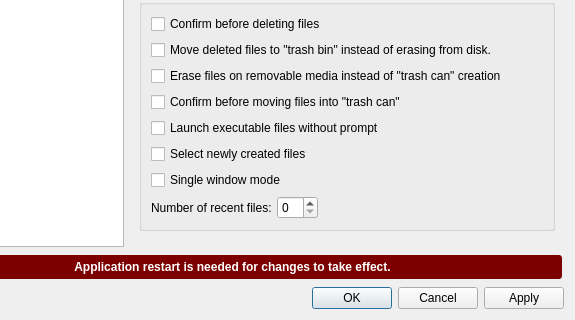
This is pcmanfm/preferences.ui in jopamo/oneg4fm as Qt 5 draws it before an edit; both pictures show x 110 to 685 and y 213 to 533 of the 685 by 533 pixel window. The edited form follows.
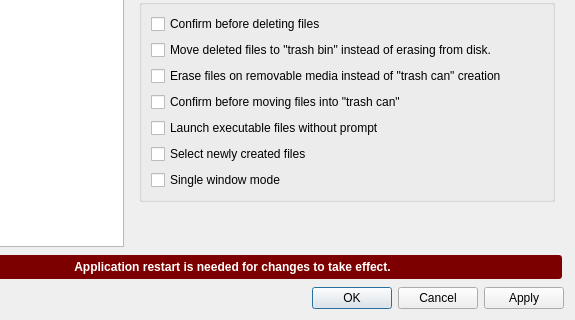
This is the edited form.

Commit message: Remove Recent Files menu and tracking

```diff
--- a/pcmanfm/preferences.ui
+++ b/pcmanfm/preferences.ui
@@ -233,43 +233,6 @@
               </property>
              </widget>
             </item>
-            <item>
-             <layout class="QHBoxLayout" name="horizontalLayout_3">
-              <property name="spacing">
-               <number>5</number>
-              </property>
-              <item>
-               <widget class="QLabel" name="label_18">
-                <property name="text">
-                 <string>Number of recent files:</string>
-                </property>
-               </widget>
-              </item>
-              <item>
-               <widget class="QSpinBox" name="recentFilesSpinBox">
-                <property name="maximum">
-                 <number>50</number>
-                </property>
-               </widget>
-              </item>
-              <item>
-               <spacer name="horizontalSpacer_2">
-                <property name="orientation">
-                 <enum>Qt::Horizontal</enum>
-                </property>
-                <property name="sizeType">
-                 <enum>QSizePolicy::MinimumExpanding</enum>
-                </property>
-                <property name="sizeHint" stdset="0">
-                 <size>
-                  <width>1</width>
-                  <height>1</height>
-                 </size>
-                </property>
-               </spacer>
-              </item>
-             </layout>
-            </item>
            </layout>
           </widget>
          </item>
```
The commit also changes 9 other files.
